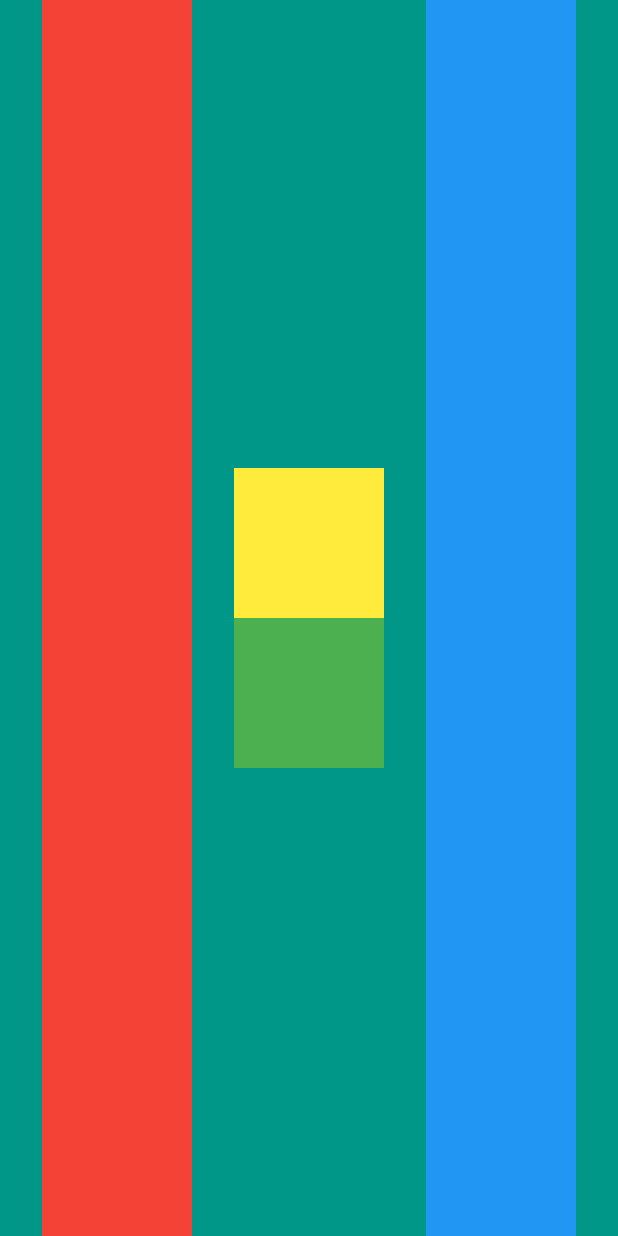
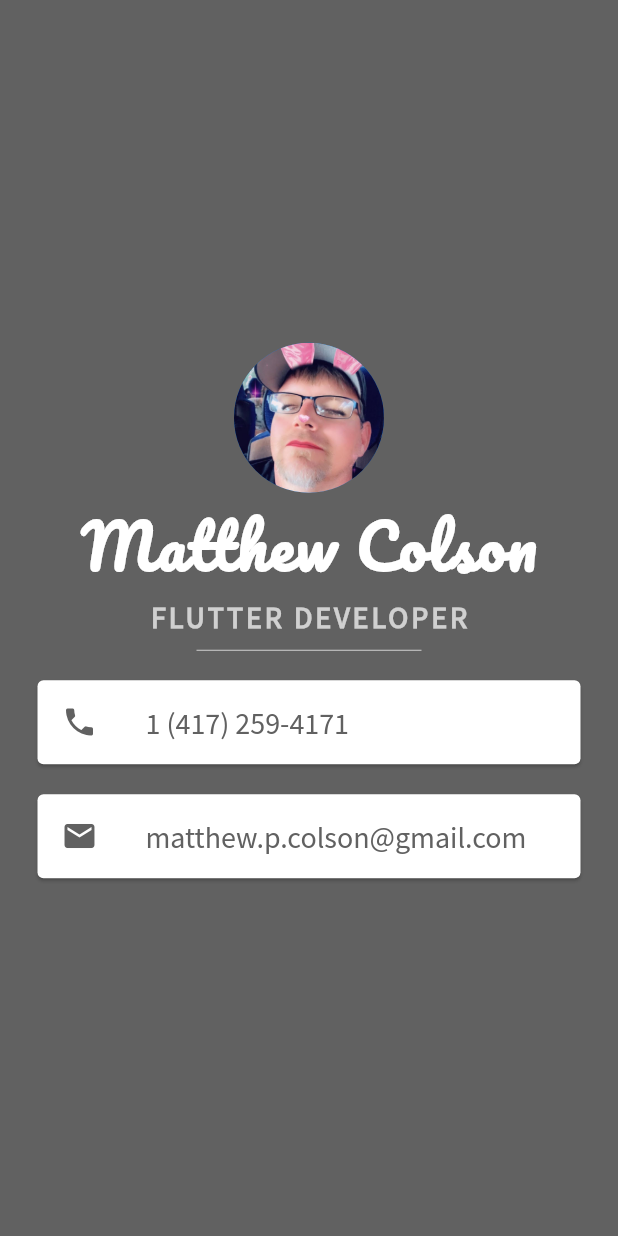
Before and after one commit to matthew-p-colson/micard, a Flutter app: the screen it shows after launch, on a phone screen of 412 x 824 dp. Run offline on Flutter 3.47's test engine with Material 2 defaults, Android fonts, the phone set to English and light mode, and no system bars.

Commit message:
05/31/2022 - Final Commit

```diff
--- a/lib/main.dart
+++ b/lib/main.dart
@@ -13,38 +13,82 @@ class MyApp extends StatelessWidget {
   Widget build(BuildContext context) {
     return MaterialApp(
       home: Scaffold(
-        backgroundColor: Colors.teal,
+        backgroundColor: Colors.grey[700],
         body: SafeArea(
-          child: Row(
-            mainAxisAlignment: MainAxisAlignment.spaceEvenly,
-            crossAxisAlignment: CrossAxisAlignment.stretch,
+          child: Column(
+            mainAxisAlignment: MainAxisAlignment.center,
             children: [
-              Container(
-                width: 100.0,
-                color: Colors.red,
+              const CircleAvatar(
+                radius: 50.0,
+                backgroundImage: AssetImage('images/Me.jpg'),
               ),
-              Container(
-                width: 100.0,
-                child: Column(
-                  mainAxisAlignment: MainAxisAlignment.center,
-                  children: [
-                    Container(
-                      width: 100.0,
-                      height: 100.0,
-                      color: Colors.yellow,
-                    ),
-                    Container(
-                      width: 100.0,
-                      height: 100.0,
-                      color: Colors.green,
-                    )
-                  ],
+              const Text(
+                'Matthew Colson',
+                style: TextStyle(
+                  fontFamily: 'Pacifico',
+                  fontSize: 40.0,
+                  color: Colors.white,
+                  fontWeight: FontWeight.bold,
+                  letterSpacing: 1.5,
                 ),
               ),
-              Container(
-                width: 100,
-                color: Colors.blue,
-              )
+              const Text(
+                'FLUTTER DEVELOPER',
+                style: TextStyle(
+                  color: Colors.white70,
+                  fontWeight: FontWeight.bold,
+                  fontFamily: 'SourceSansPro',
+                  fontSize: 20.0,
+                  letterSpacing: 2.0,
+                ),
+              ),
+              const SizedBox(
+                height: 20.0,
+                width: 150.0,
+                child: Divider(
+                  color: Colors.white70,
+                ),
+              ),
+              Card(
+                margin: const EdgeInsets.symmetric(
+                  vertical: 10.0,
+                  horizontal: 25.0,
+                ),
+                child: ListTile(
+                  leading: Icon(
+                    Icons.phone,
+                    color: Colors.grey[700],
+                  ),
+                  title: Text(
+                    '1 (417) 259-4171',
+                    style: TextStyle(
+                      color: Colors.grey[700],
+                      fontFamily: 'SourceSansPro',
+                      fontSize: 20.0,
+                    ),
+                  ),
+                ),
+              ),
+              Card(
+                margin: const EdgeInsets.symmetric(
+                  vertical: 10.0,
+                  horizontal: 25.0,
+                ),
+                child: ListTile(
+                  leading: Icon(
+                    Icons.email,
+                    color: Colors.grey[700],
+                  ),
+                  title: Text(
+                    'matthew.p.colson@gmail.com',
+                    style: TextStyle(
+                      color: Colors.grey[700],
+                      fontFamily: 'SourceSansPro',
+                      fontSize: 20.0,
+                    ),
+                  ),
+                ),
+              ),
             ],
           ),
         ),
```
Also changed, not shown: pubspec.yaml (+9 -16 lines), fonts/Pacifico-Regular.ttf (added), fonts/SourceSansPro-Regular.ttf (added), images/Me.jpg (added).
